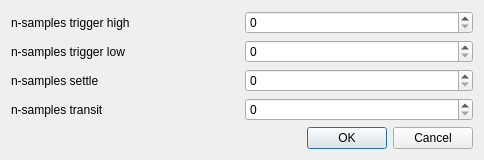
Qt form src/main/resources/windows/ui/RasterScanDialog.ui (sstucker/OCTview) before a commit.
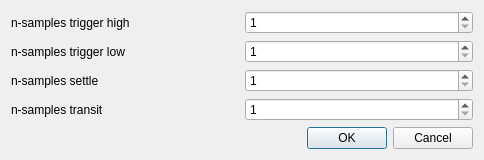
The same form after that commit.

What changed in the file:
```diff
--- a/src/main/resources/windows/ui/RasterScanDialog.ui
+++ b/src/main/resources/windows/ui/RasterScanDialog.ui
@@ -18,13 +18,25 @@
   </property>
   <layout class="QGridLayout" name="gridLayout">
    <item row="2" column="1">
-    <widget class="QSpinBox" name="spinSamplesSettle"/>
+    <widget class="QSpinBox" name="spinSamplesSettle">
+     <property name="minimum">
+      <number>1</number>
+     </property>
+    </widget>
    </item>
    <item row="0" column="1">
-    <widget class="QSpinBox" name="spinSamplesOn"/>
+    <widget class="QSpinBox" name="spinSamplesOn">
+     <property name="minimum">
+      <number>1</number>
+     </property>
+    </widget>
    </item>
    <item row="1" column="1">
-    <widget class="QSpinBox" name="spinSamplesOff"/>
+    <widget class="QSpinBox" name="spinSamplesOff">
+     <property name="minimum">
+      <number>1</number>
+     </property>
+    </widget>
    </item>
    <item row="2" column="0">
     <widget class="QLabel" name="labelSamplesSettle">
@@ -58,7 +70,11 @@
     </widget>
    </item>
    <item row="3" column="1">
-    <widget class="QSpinBox" name="spinSamplesTransit"/>
+    <widget class="QSpinBox" name="spinSamplesTransit">
+     <property name="minimum">
+      <number>1</number>
+     </property>
+    </widget>
    </item>
    <item row="3" column="0">
     <widget class="QLabel" name="labelSamplesTransit">
```
